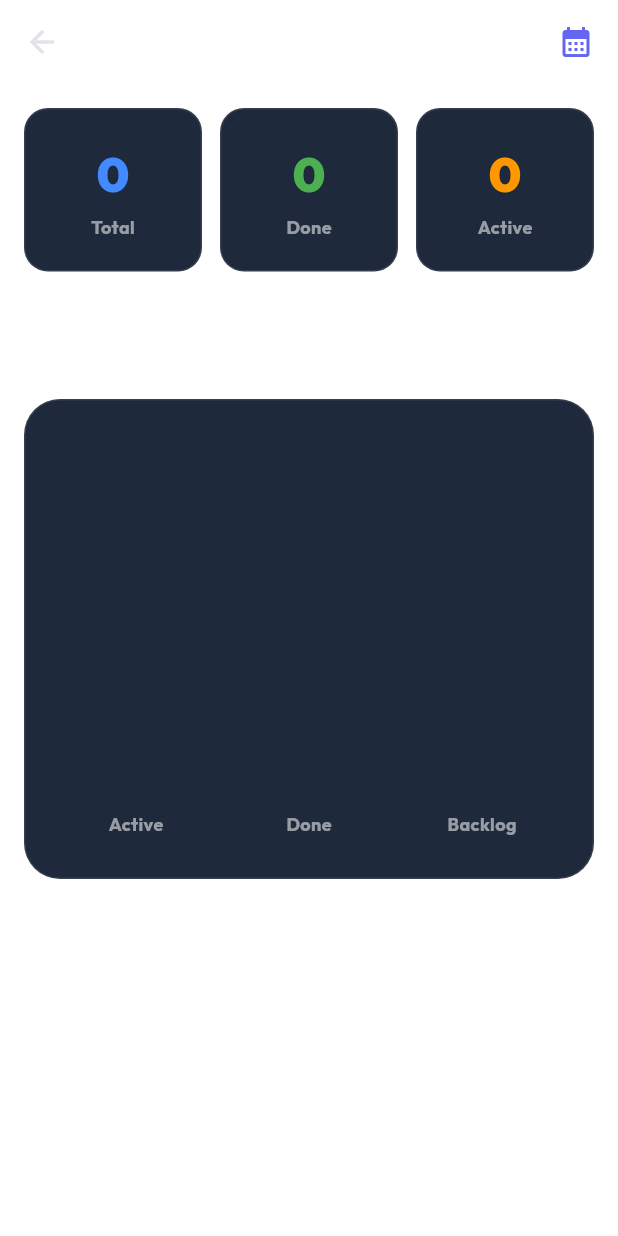
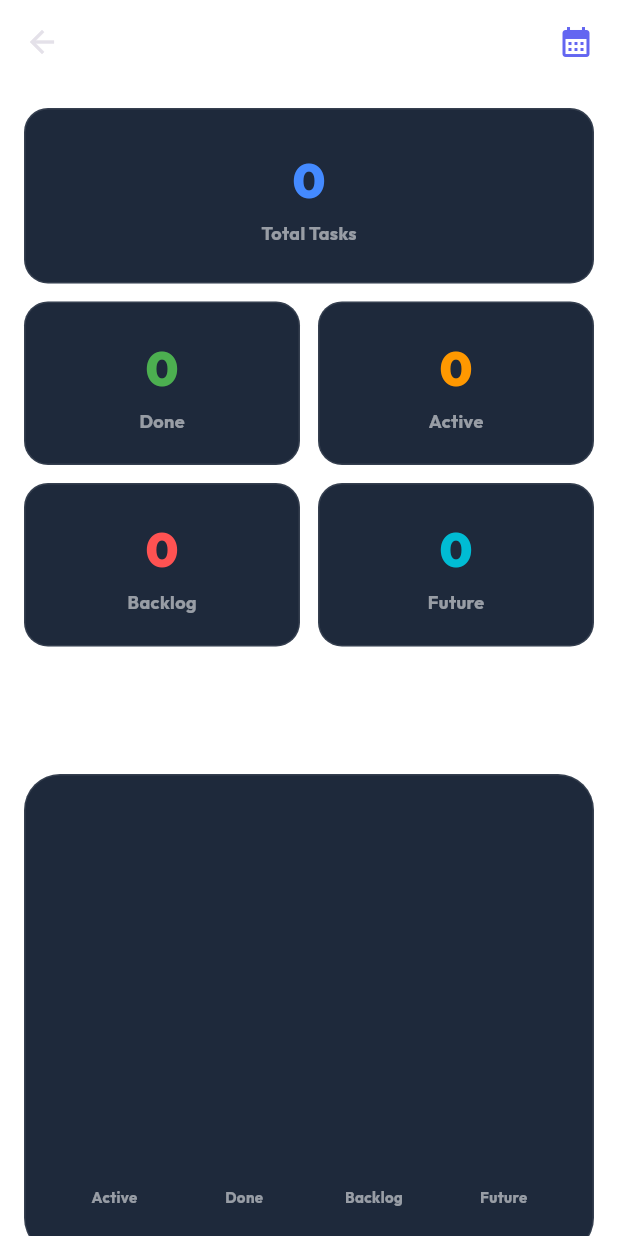
Before and after one commit to KAJURAMBO/Antigravity_test, a Flutter app: the AnalyticsTab screen opened directly, on a phone screen of 412 x 824 dp. Run offline on Flutter 3.47's test engine with Material 3 defaults, Android fonts, the phone set to English and light mode, and no system bars; drawn by our look-alikes of fl_chart; our stand-ins replace google_fonts, shared_preferences; accounts and stored records are empty.

Commit message:
feat: complete analytics categorisation and fix team tab layout

```diff
--- a/mobile_app/lib/screens/tabs/analytics_tab.dart
+++ b/mobile_app/lib/screens/tabs/analytics_tab.dart
@@ -39,8 +39,9 @@ class _AnalyticsTabState extends State<AnalyticsTab> {
 
     int totalTasks = tasks.length;
     int doneCount = tasks.where((t) => t.isCompleted).length;
-    int activeCount = tasks.where((t) => !t.isCompleted).length;
+    int activeCount = tasks.where((t) => !t.isCompleted && !DateTime(t.createdAt.year, t.createdAt.month, t.createdAt.day).isBefore(today) && !DateTime(t.createdAt.year, t.createdAt.month, t.createdAt.day).isAfter(today)).length;
     int backlogCount = allTasks.where((t) => !t.isCompleted && DateTime(t.createdAt.year, t.createdAt.month, t.createdAt.day).isBefore(today)).length;
+    int futureCount = allTasks.where((t) => !t.isCompleted && DateTime(t.createdAt.year, t.createdAt.month, t.createdAt.day).isAfter(today)).length;
 
     return Scaffold(
       backgroundColor: Colors.transparent,
@@ -72,13 +73,21 @@ class _AnalyticsTabState extends State<AnalyticsTab> {
         child: Column(
           crossAxisAlignment: CrossAxisAlignment.start,
           children: [
+            _buildStatCard('Total Tasks', totalTasks.toString(), Colors.blueAccent, theme, isFullWidth: true),
+            const SizedBox(height: 12),
             Row(
               children: [
-                Expanded(child: _buildStatCard('Total', totalTasks.toString(), Colors.blueAccent, theme)),
-                const SizedBox(width: 12),
                 Expanded(child: _buildStatCard('Done', doneCount.toString(), Colors.green, theme)),
                 const SizedBox(width: 12),
                 Expanded(child: _buildStatCard('Active', activeCount.toString(), Colors.orange, theme)),
+              ],
+            ),
+            const SizedBox(height: 12),
+            Row(
+              children: [
+                Expanded(child: _buildStatCard('Backlog', backlogCount.toString(), Colors.redAccent, theme)),
+                const SizedBox(width: 12),
+                Expanded(child: _buildStatCard('Future', futureCount.toString(), Colors.cyan, theme)),
               ],
             ),
             const SizedBox(height: 32),
@@ -91,7 +100,7 @@ class _AnalyticsTabState extends State<AnalyticsTab> {
               child: BarChart(
                 BarChartData(
                   alignment: BarChartAlignment.spaceAround,
-                  maxY: (totalTasks == 0 ? 10 : totalTasks.toDouble() + 2),
+                  maxY: (totalTasks == 0 ? 10 : totalTasks.toDouble() + 5),
                   barTouchData: BarTouchData(enabled: true),
                   titlesData: FlTitlesData(
                     show: true,
@@ -100,7 +109,7 @@ class _AnalyticsTabState extends State<AnalyticsTab> {
                         showTitles: true,
                         reservedSize: 40,
                         getTitlesWidget: (value, meta) {
-                          final style = TextStyle(color: theme.textDim, fontWeight: FontWeight.bold, fontSize: 12);
+                          final style = TextStyle(color: theme.textDim, fontWeight: FontWeight.bold, fontSize: 10);
                           Widget text;
                           switch (value.toInt()) {
                             case 0:
@@ -111,6 +120,9 @@ class _AnalyticsTabState extends State<AnalyticsTab> {
                               break;
                             case 2:
                               text = Text('Backlog', style: style);
+                              break;
+                            case 3:
+                              text = Text('Future', style: style);
                               break;
                             default:
                               text = const Text('');
@@ -129,15 +141,19 @@ class _AnalyticsTabState extends State<AnalyticsTab> {
                   barGroups: [
                     BarChartGroupData(
                       x: 0,
-                      barRods: [BarChartRodData(toY: activeCount.toDouble(), color: Colors.orange, width: 22, borderRadius: BorderRadius.circular(4))],
+                      barRods: [BarChartRodData(toY: activeCount.toDouble(), color: Colors.orange, width: 18, borderRadius: BorderRadius.circular(4))],
                     ),
                     BarChartGroupData(
                       x: 1,
-                      barRods: [BarChartRodData(toY: doneCount.toDouble(), color: Colors.green, width: 22, borderRadius: BorderRadius.circular(4))],
+                      barRods: [BarChartRodData(toY: doneCount.toDouble(), color: Colors.green, width: 18, borderRadius: BorderRadius.circular(4))],
                     ),
                     BarChartGroupData(
                       x: 2,
-                      barRods: [BarChartRodData(toY: backlogCount.toDouble(), color: Colors.redAccent, width: 22, borderRadius: BorderRadius.circular(4))],
+                      barRods: [BarChartRodData(toY: backlogCount.toDouble(), color: Colors.redAccent, width: 18, borderRadius: BorderRadius.circular(4))],
+                    ),
+                    BarChartGroupData(
+                      x: 3,
+                      barRods: [BarChartRodData(toY: futureCount.toDouble(), color: Colors.cyan, width: 18, borderRadius: BorderRadius.circular(4))],
                     ),
                   ],
                 ),
@@ -151,9 +167,10 @@ class _AnalyticsTabState extends State<AnalyticsTab> {
     );
   }
 
-  Widget _buildStatCard(String title, String value, Color color, AppThemeColors theme) {
+  Widget _buildStatCard(String title, String value, Color color, AppThemeColors theme, {bool isFullWidth = false}) {
     return Container(
-      padding: const EdgeInsets.symmetric(vertical: 20),
+      width: isFullWidth ? double.infinity : null,
+      padding: EdgeInsets.symmetric(vertical: isFullWidth ? 24 : 20),
       decoration: BoxDecoration(color: theme.card, borderRadius: BorderRadius.circular(16), border: Border.all(color: theme.divider)),
       child: Column(
         children: [
```
Also changed, not shown: mobile_app/lib/screens/tabs/board_tab.dart (+13 -4 lines), mobile_app/lib/screens/tabs/team_tab.dart (+14 -6 lines).
